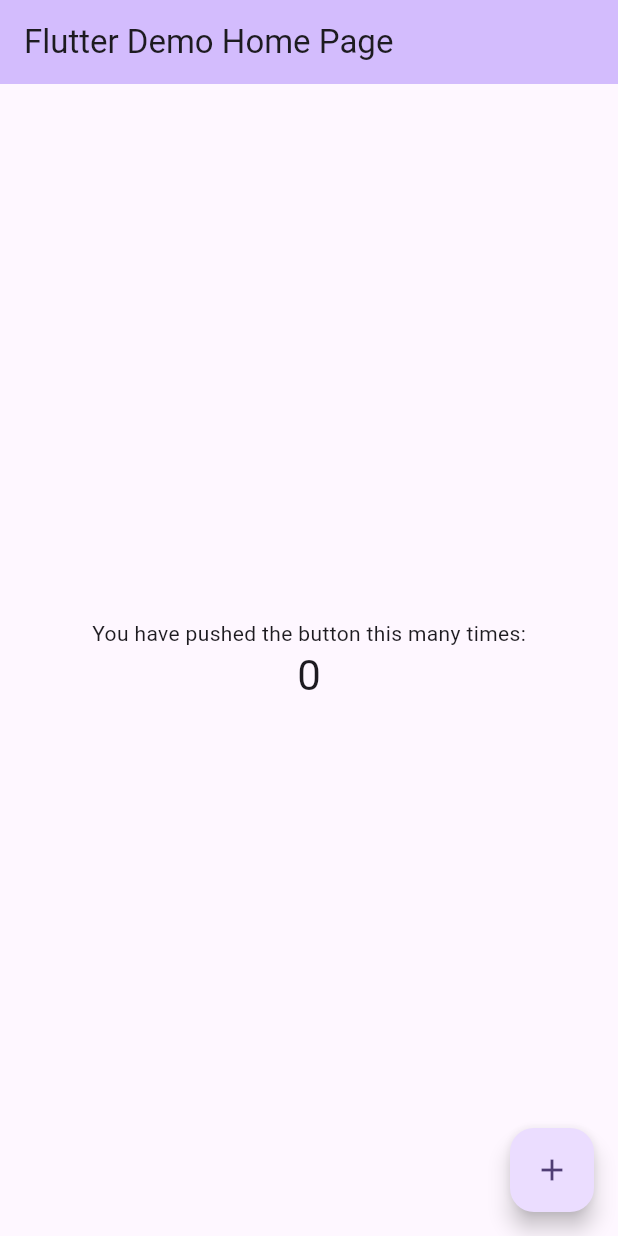
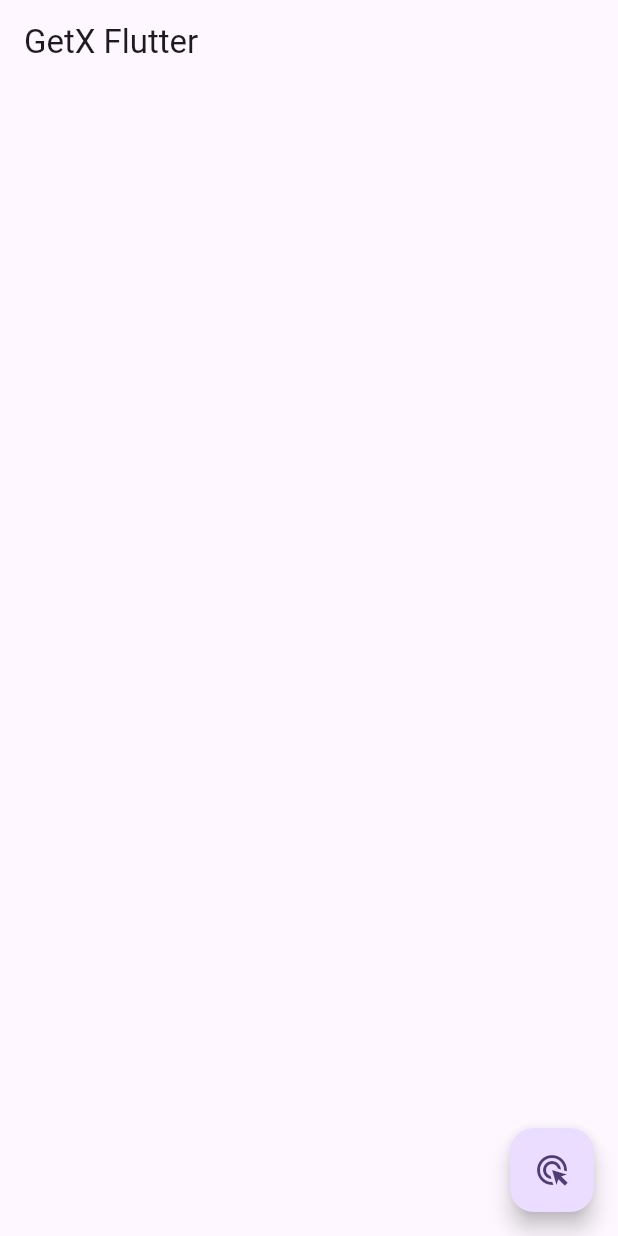
Before and after one commit to hussainahmad402/getx-state-management, a Flutter app: the screen it shows after launch, on a phone screen of 412 x 824 dp. Run offline on Flutter 3.47's test engine with Material 3 defaults, Android fonts, the phone set to English and light mode, and no system bars; our stand-ins replace get.

Commit message:
some minor updates

```diff
--- /dev/null
+++ b/lib/homescreen.dart
@@ -0,0 +1,29 @@
+import 'package:flutter/material.dart';
+import 'package:get/get.dart';
+
+class Homescreen extends StatefulWidget {
+  const Homescreen({super.key});
+
+  @override
+  State<Homescreen> createState() => _HomescreenState();
+}
+
+class _HomescreenState extends State<Homescreen> {
+  @override
+  Widget build(BuildContext context) {
+    return Scaffold(
+      appBar: AppBar(title: Text("GetX Flutter"),),
+      body: Column(
+        children: [
+
+        ],
+
+      ),
+      floatingActionButton: FloatingActionButton(onPressed: (){
+        Get.snackbar("Hussain", "Welcome Back!");
+      },
+      child: Icon(Icons.ads_click),
+      ),
+    );
+  }
+}
--- a/lib/main.dart
+++ b/lib/main.dart
@@ -1,4 +1,6 @@
 import 'package:flutter/material.dart';
+import 'package:getx/homescreen.dart';
+import 'package:get/get.dart';
 
 void main() {
   runApp(const MyApp());
@@ -10,113 +12,14 @@ class MyApp extends StatelessWidget {
   // This widget is the root of your application.
   @override
   Widget build(BuildContext context) {
-    return MaterialApp(
+    return GetMaterialApp(
+      debugShowCheckedModeBanner: false,
       title: 'Flutter Demo',
       theme: ThemeData(
-        // This is the theme of your application.
-        //
-        // TRY THIS: Try running your application with "flutter run". You'll see
-        // the application has a purple toolbar. Then, without quitting the app,
-        // try changing the seedColor in the colorScheme below to Colors.green
-        // and then invoke "hot reload" (save your changes or press the "hot
-        // reload" button in a Flutter-supported IDE, or press "r" if you used
-        // the command line to start the app).
-        //
-        // Notice that the counter didn't reset back to zero; the application
-        // state is not lost during the reload. To reset the state, use hot
-        // restart instead.
-        //
-        // This works for code too, not just values: Most code changes can be
-        // tested with just a hot reload.
+
         colorScheme: ColorScheme.fromSeed(seedColor: Colors.deepPurple),
       ),
-      home: const MyHomePage(title: 'Flutter Demo Home Page'),
+      home: Homescreen(),
     );
   }
 }
-
-class MyHomePage extends StatefulWidget {
-  const MyHomePage({super.key, required this.title});
-
-  // This widget is the home page of your application. It is stateful, meaning
-  // that it has a State object (defined below) that contains fields that affect
-  // how it looks.
-
-  // This class is the configuration for the state. It holds the values (in this
-  // case the title) provided by the parent (in this case the App widget) and
-  // used by the build method of the State. Fields in a Widget subclass are
-  // always marked "final".
-
-  final String title;
-
-  @override
-  State<MyHomePage> createState() => _MyHomePageState();
-}
-
-class _MyHomePageState extends State<MyHomePage> {
-  int _counter = 0;
-
-  void _incrementCounter() {
-    setState(() {
-      // This call to setState tells the Flutter framework that something has
-      // changed in this State, which causes it to rerun the build method below
-      // so that the display can reflect the updated values. If we changed
-      // _counter without calling setState(), then the build method would not be
-      // called again, and so nothing would appear to happen.
-      _counter++;
-    });
-  }
-
-  @override
-  Widget build(BuildContext context) {
-    // This method is rerun every time setState is called, for instance as done
-    // by the _incrementCounter method above.
-    //
-    // The Flutter framework has been optimized to make rerunning build methods
-    // fast, so that you can just rebuild anything that needs updating rather
-    // than having to individually change instances of widgets.
-    return Scaffold(
-      appBar: AppBar(
-        // TRY THIS: Try changing the color here to a specific color (to
-        // Colors.amber, perhaps?) and trigger a hot reload to see the AppBar
-        // change color while the other colors stay the same.
-        backgroundColor: Theme.of(context).colorScheme.inversePrimary,
-        // Here we take the value from the MyHomePage object that was created by
-        // the App.build method, and use it to set our appbar title.
-        title: Text(widget.title),
-      ),
-      body: Center(
-        // Center is a layout widget. It takes a single child and positions it
-        // in the middle of the parent.
-        child: Column(
-          // Column is also a layout widget. It takes a list of children and
-          // arranges them vertically. By default, it sizes itself to fit its
-          // children horizontally, and tries to be as tall as its parent.
-          //
-          // Column has various properties to control how it sizes itself and
-          // how it positions its children. Here we use mainAxisAlignment to
-          // center the children vertically; the main axis here is the vertical
-          // axis because Columns are vertical (the cross axis would be
-          // horizontal).
-          //
-          // TRY THIS: Invoke "debug painting" (choose the "Toggle Debug Paint"
-          // action in the IDE, or press "p" in the console), to see the
-          // wireframe for each widget.
-          mainAxisAlignment: MainAxisAlignment.center,
-          children: <Widget>[
-            const Text('You have pushed the button this many times:'),
-            Text(
-              '$_counter',
-              style: Theme.of(context).textTheme.headlineMedium,
-            ),
-          ],
-        ),
-      ),
-      floatingActionButton: FloatingActionButton(
-        onPressed: _incrementCounter,
-        tooltip: 'Increment',
-        child: const Icon(Icons.add),
-      ), // This trailing comma makes auto-formatting nicer for build methods.
-    );
-  }
-}
--- a/pubspec.yaml
+++ b/pubspec.yaml
@@ -34,6 +34,7 @@ dependencies:
   # The following adds the Cupertino Icons font to your application.
   # Use with the CupertinoIcons class for iOS style icons.
   cupertino_icons: ^1.0.8
+  get: ^4.7.2
 
 dev_dependencies:
   flutter_test:
```
Also changed, not shown: pubspec.lock.
